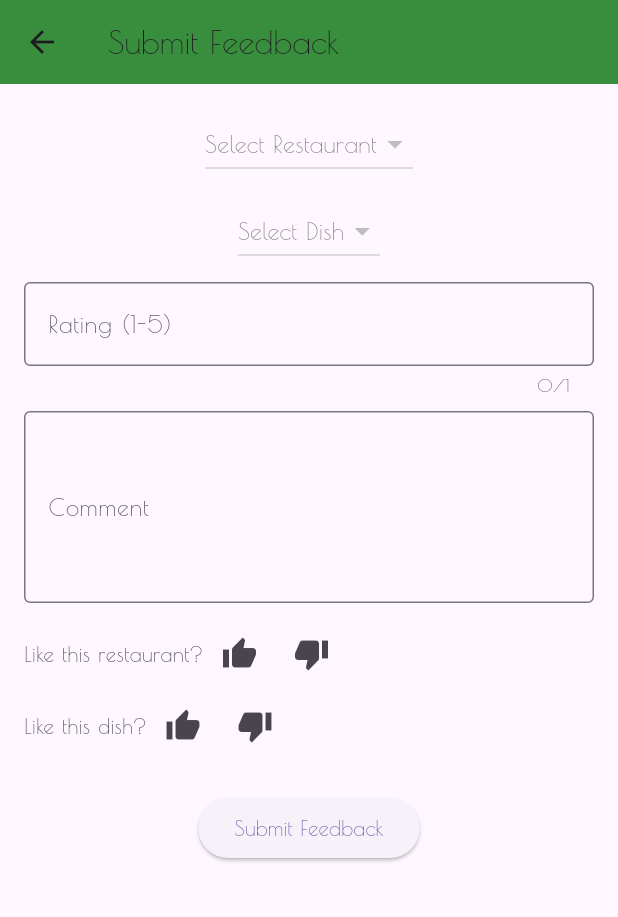
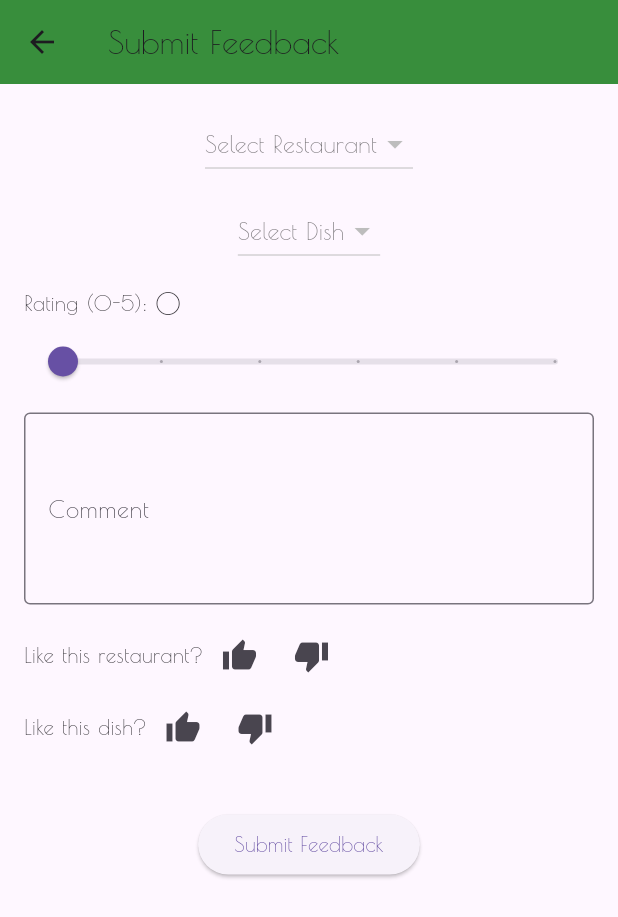
Before and after one commit to ValtteriJokisaari/smartfood, a Flutter app: the FeedbackScreen screen opened directly with empty values, after a tap on the "thumb up" icon, on a phone screen of 412 x 824 dp. Shown: the top 917 px of the screen. Run offline on Flutter 3.47's test engine with Material 3 defaults, Android fonts, the phone set to English and light mode, and no system bars; our stand-ins replace cloud_firestore, dropdown_button2, firebase_auth, firebase_core, flutter_dotenv, flutter_markdown and 3 more; accounts and stored records are empty.

Commit message:
fix restaurant dislike/like

```diff
--- a/lib/screens/feedback.dart
+++ b/lib/screens/feedback.dart
@@ -38,6 +38,8 @@ class _FeedbackScreenState extends State<FeedbackScreen> {
   // Filtered menus based on the selected restaurant
   List<Map<String, String>> _filteredMenus = [];
 
+  int _rating = 0;  // Store the rating as an integer
+
   @override
   void initState() {
     super.initState();
@@ -62,11 +64,62 @@ class _FeedbackScreenState extends State<FeedbackScreen> {
     });
   }
 
+  void _toggleLikeRestaurant() {
+    setState(() {
+      if (_selectedRestaurant != null) {
+        if (_likedRestaurants.contains(_selectedRestaurant!)) {
+          _likedRestaurants.remove(_selectedRestaurant!);
+        } else {
+          _likedRestaurants.add(_selectedRestaurant!);
+          _dislikedRestaurants.remove(_selectedRestaurant!); // Ensure no conflict
+        }
+      }
+    });
+  }
+
+  void _toggleDislikeRestaurant() {
+    setState(() {
+      if (_selectedRestaurant != null) {
+        if (_dislikedRestaurants.contains(_selectedRestaurant!)) {
+          _dislikedRestaurants.remove(_selectedRestaurant!);
+        } else {
+          _dislikedRestaurants.add(_selectedRestaurant!);
+          _likedRestaurants.remove(_selectedRestaurant!); // Ensure no conflict
+        }
+      }
+    });
+  }
+
+  void _toggleLikeDish() {
+    setState(() {
+      if (_selectedDish != null) {
+        if (_likedFoods.contains(_selectedDish!)) {
+          _likedFoods.remove(_selectedDish!);
+        } else {
+          _likedFoods.add(_selectedDish!);
+          _dislikedFoods.remove(_selectedDish!); // Ensure no conflict
+        }
+      }
+    });
+  }
+
+  void _toggleDislikeDish() {
+    setState(() {
+      if (_selectedDish != null) {
+        if (_dislikedFoods.contains(_selectedDish!)) {
+          _dislikedFoods.remove(_selectedDish!);
+        } else {
+          _dislikedFoods.add(_selectedDish!);
+          _likedFoods.remove(_selectedDish!); // Ensure no conflict
+        }
+      }
+    });
+  }
+
   Future<void> _submitFeedback() async {
-    String rating = _ratingController.text;
     String comment = _commentController.text;
 
-    if (rating.isEmpty || comment.isEmpty || _selectedRestaurant == null || _selectedDish == null) {
+    if (comment.isEmpty || _selectedRestaurant == null || _selectedDish == null) {
       ScaffoldMessenger.of(context).showSnackBar(
         const SnackBar(content: Text("Please fill all fields")),
       );
@@ -77,7 +130,7 @@ class _FeedbackScreenState extends State<FeedbackScreen> {
       Feedback feedback = Feedback(
         menuId: widget.menuId,
         userId: widget.userId,
-        rating: int.parse(rating),
+        rating: _rating,  // Using the stored rating value
         comment: comment,
         dietaryRestrictions: widget.dietaryRestrictions,
         allergies: widget.allergies,
@@ -153,14 +206,23 @@ class _FeedbackScreenState extends State<FeedbackScreen> {
               const SizedBox(height: 10),
 
               // Rating input
-              TextField(
-                controller: _ratingController,
-                decoration: const InputDecoration(
-                  labelText: 'Rating (1-5)',
-                  border: OutlineInputBorder(),
-                ),
-                keyboardType: TextInputType.number,
-                maxLength: 1, // Ensure rating is a single digit (1-5)
+              Row(
+                children: [
+                  const Text("Rating (0-5): "),
+                  Text("$_rating", style: TextStyle(fontSize: 20)),
+                ],
+              ),
+              Slider(
+                value: _rating.toDouble(),
+                min: 0,
+                max: 5,
+                divisions: 5,
+                label: _rating.toString(),
+                onChanged: (double newRating) {
+                  setState(() {
+                    _rating = newRating.toInt();
+                  });
+                },
               ),
               const SizedBox(height: 10),
               // Comment input
@@ -179,28 +241,18 @@ class _FeedbackScreenState extends State<FeedbackScreen> {
                 children: [
                   const Text("Like this restaurant?"),
                   IconButton(
-                    icon: const Icon(Icons.thumb_up),
-                    onPressed: () {
-                      setState(() {
-                        if (_selectedRestaurant != null) {
-                          if (!_likedRestaurants.contains(_selectedRestaurant!)) {
-                            _likedRestaurants.add(_selectedRestaurant!);
-                          }
-                        }
-                      });
-                    },
+                    icon: Icon(
+                      Icons.thumb_up,
+                      color: _likedRestaurants.contains(_selectedRestaurant) ? Colors.green : null,
+                    ),
+                    onPressed: _toggleLikeRestaurant,
                   ),
                   IconButton(
-                    icon: const Icon(Icons.thumb_down),
-                    onPressed: () {
-                      setState(() {
-                        if (_selectedRestaurant != null) {
-                          if (!_dislikedRestaurants.contains(_selectedRestaurant!)) {
-                            _dislikedRestaurants.add(_selectedRestaurant!);
-                          }
-                        }
-                      });
-                    },
+                    icon: Icon(
+                      Icons.thumb_down,
+                      color: _dislikedRestaurants.contains(_selectedRestaurant) ? Colors.red : null,
+                    ),
+                    onPressed: _toggleDislikeRestaurant,
                   ),
                 ],
               ),
@@ -208,31 +260,33 @@ class _FeedbackScreenState extends State<FeedbackScreen> {
                 children: [
                   const Text("Like this dish?"),
                   IconButton(
-                    icon: const Icon(Icons.thumb_up),
-                    onPressed: () {
-                      setState(() {
-                        if (_selectedDish != null) {
-                          if (!_likedFoods.contains(_selectedDish!)) {
-                            _likedFoods.add(_selectedDish!);
-                          }
-                        }
-                      });
-                    },
+                    icon: Icon(
+                      Icons.thumb_up,
+                      color: _likedFoods.contains(_selectedDish) ? Colors.green : null,
+                    ),
+                    onPressed: _toggleLikeDish,
                   ),
                   IconButton(
-                    icon: const Icon(Icons.thumb_down),
-                    onPressed: () {
-                      setState(() {
-                        if (_selectedDish != null) {
-                          if (!_dislikedFoods.contains(_selectedDish!)) {
-                            _dislikedFoods.add(_selectedDish!);
-                          }
-                        }
-                      });
-                    },
+                    icon: Icon(
+                      Icons.thumb_down,
+                      color: _dislikedFoods.contains(_selectedDish) ? Colors.red : null,
+                    ),
+                    onPressed: _toggleDislikeDish,
                   ),
                 ],
               ),
+              const SizedBox(height: 10),
+
+              // Display liked and disliked items
+              if (_likedRestaurants.isNotEmpty)
+                Text("Liked Restaurants: ${_likedRestaurants.join(', ')}"),
+              if (_dislikedRestaurants.isNotEmpty)
+                Text("Disliked Restaurants: ${_dislikedRestaurants.join(', ')}"),
+              if (_likedFoods.isNotEmpty)
+                Text("Liked Dishes: ${_likedFoods.join(', ')}"),
+              if (_dislikedFoods.isNotEmpty)
+                Text("Disliked Dishes: ${_dislikedFoods.join(', ')}"),
+
               const SizedBox(height: 20),
 
               // Feedback submission button
```
